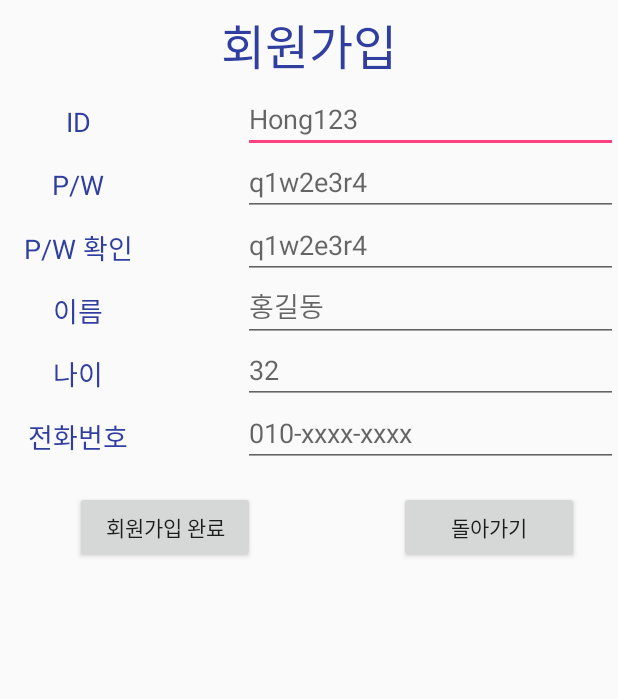
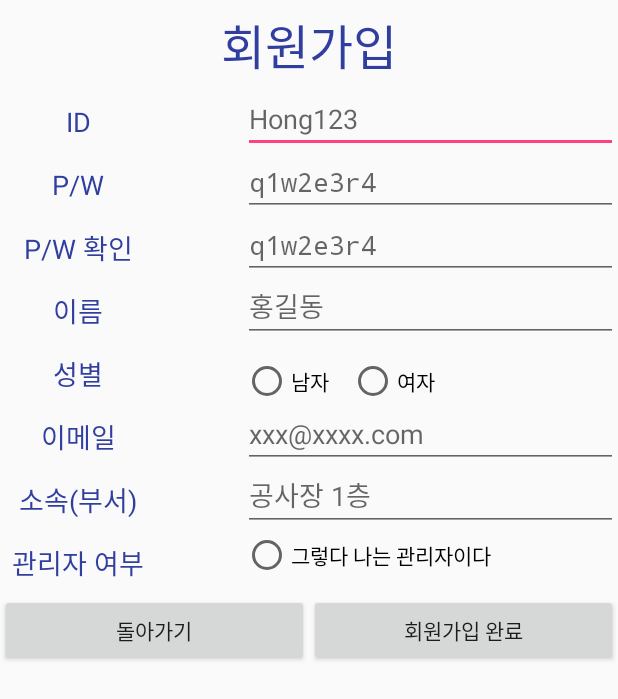
Before and after one commit to Limsangkeun/Smart-Helmet, an Android app: the RegisterActivity screen opened directly, with no data from a screen before it, on a phone screen of 412 x 824 dp. Shown: the top 699 px of the screen. Run offline under Robolectric (Android 15) with nearby library versions, the phone set to English and light mode, and no system bars.

Commit message:
login and jonining member complete

```diff
--- a/app/src/main/java/com/example/sangkeunlim/smartsafetyhelmetv2/Login/ConnectToServer.java
+++ b/app/src/main/java/com/example/sangkeunlim/smartsafetyhelmetv2/Login/ConnectToServer.java
@@ -22,13 +22,14 @@ class CustomTask extends AsyncTask<String, Void, String> {
         try {
             String str;
             URL url = null;
-            if(strings[0].equals("Login")) {
-                url = new URL("http://192.168.80.108:8080/SignUp/Login.jsp");
-                sendMsg = "id=" + strings[1] + "&pwd=" + strings[2];
+            if(strings[0].equals("LoginApp")) {
+                url = new URL("http://192.168.181.153:8080/SmartHelmet/LoginApp.jsp");
+                sendMsg = "userID=" + strings[1] + "&userPassword=" + strings[2];
             }else if(strings[0].equals("Regist"))
             {
-                url = new URL("http://192.168.80.108:8080/SignUp/Regist.jsp");
-                sendMsg= "id="+strings[1]+"&pwd="+strings[2]+"&name="+strings[3]+"&age="+strings[4]+"&phone="+strings[5];
+                url = new URL("http://192.168.181.153:8080/SmartHelmet/Regist.jsp");
+                sendMsg= "userID="+strings[1]+"&userPassword="+strings[2]+"&userName="+strings[3]+"&userGender="
+                        +strings[4]+"&userEmail="+strings[5]+"&userBelong="+strings[6]+"&userAuthority="+strings[7];
             }
             //URL 객체 생성
             HttpURLConnection conn = (HttpURLConnection) url.openConnection(); //http 통신 객체 생성
--- a/app/src/main/java/com/example/sangkeunlim/smartsafetyhelmetv2/Login/MainActivity.java
+++ b/app/src/main/java/com/example/sangkeunlim/smartsafetyhelmetv2/Login/MainActivity.java
@@ -7,6 +7,7 @@ import android.graphics.Rect;
 import android.os.Bundle;
 import android.os.Handler;
 import android.view.View;
+import android.view.WindowManager;
 import android.widget.Button;
 import android.widget.EditText;
 import android.widget.Toast;
@@ -29,7 +30,7 @@ public class MainActivity extends Activity {
     @Override
     protected void onCreate(Bundle savedInstanceState) {
         super.onCreate(savedInstanceState);
-
+        getWindow().setFlags(WindowManager.LayoutParams.FLAG_FULLSCREEN, WindowManager.LayoutParams.FLAG_FULLSCREEN);
         setContentView(R.layout.activity_main);
         initializedButton();
     }
@@ -62,10 +63,10 @@ public class MainActivity extends Activity {
                         Toast.makeText(MainActivity.this, "PW를 입력해주세요", Toast.LENGTH_LONG).show();
                     } else {
                         String result;
-                        String Login = "Login";
+                        String Login = "LoginApp";
                         CustomTask task = new CustomTask();
-                        //   result = task.execute(Login, S_ID, S_PW).get();
-                        result = "Login Success";
+                        result = task.execute(Login, S_ID, S_PW).get();
+
                         if (result.equals("Login Success")) {
                             Intent AfterLoginIntent = new Intent(MainActivity.this, AfterLogin.class);
                             MainActivity.this.startActivity(AfterLoginIntent);
--- a/app/src/main/java/com/example/sangkeunlim/smartsafetyhelmetv2/Login/RegisterActivity.java
+++ b/app/src/main/java/com/example/sangkeunlim/smartsafetyhelmetv2/Login/RegisterActivity.java
@@ -6,25 +6,38 @@ import android.os.Bundle;
 import android.view.View;
 import android.widget.Button;
 import android.widget.EditText;
+import android.widget.RadioButton;
+import android.widget.RadioGroup;
 import android.widget.Toast;
 
 import com.example.sangkeunlim.smartsafetyhelmetv2.R;
 
 public class RegisterActivity extends Activity {
-    EditText ID, PW, RPW,NAME, AGE, PHONE;
+    private EditText ID, PW, RPW,NAME,  EMAIL, BELONGS;
+    private RadioGroup rg;
+    private RadioButton authorityBtn;
+    private String GENDER, AUTHORITY;
+
 
     @Override
     protected void onCreate(Bundle savedInstanceState) {
         super.onCreate(savedInstanceState);
         setContentView(R.layout.activity_register);
+        initGenderAndAuthority();
+        initReister();
+    }
+
+    private void initReister() {
+
         ID = (EditText) findViewById(R.id.E_ID2);
         PW = (EditText) findViewById(R.id.E_PW2);
         RPW = (EditText)findViewById(R.id.E_RPW);
         NAME = (EditText) findViewById(R.id.NAME);
-        AGE = (EditText) findViewById(R.id.AGE);
-        PHONE = (EditText) findViewById(R.id.E_PHONE);
+        EMAIL = (EditText) findViewById(R.id.E_MAIL);
+        BELONGS = (EditText) findViewById(R.id.BELONGS);
         Button Back = (Button) findViewById(R.id.B_BACK);
-        Button Regist = (Button)findViewById(R.id.B_DONE);
+        Button regist = (Button)findViewById(R.id.B_DONE);
+        authorityBtn = (RadioButton)findViewById(R.id.manager);
 
         Back.setOnClickListener(new View.OnClickListener() {
             @Override
@@ -34,7 +47,7 @@ public class RegisterActivity extends Activity {
             }
         });
 
-       Regist.setOnClickListener(new View.OnClickListener() {
+        regist.setOnClickListener(new View.OnClickListener() {
             @Override
             public void onClick(View v) {
                 try {
@@ -42,21 +55,28 @@ public class RegisterActivity extends Activity {
                      final String S_PW = PW.getText().toString();
                      final String S_RPW = RPW.getText().toString();
                      final String S_NAME = NAME.getText().toString();
-                    final String S_AGE = AGE.getText().toString();
-                    final String S_PHONE = PHONE.getText().toString();
+                     final String S_EMAIL = EMAIL.getText().toString();
+                     final String S_BELONGS = BELONGS.getText().toString();
+
                     String S_Regist = "Regist";
+
                     if(!(S_PW.equals(S_RPW))) //패스워드와 패스워드 재입력이 동일한지 검사
                     {
                         Toast.makeText(RegisterActivity.this,"비밀번호가 다르게 입력되었습니다.",Toast.LENGTH_LONG).show();
                     }
-                   else if(ID.getText().toString().replace(" ","").equals("") || PW.getText().toString().replace(" ","").equals("") || NAME.getText().toString().replace(" ","").equals("") || AGE.getText().toString().replace(" ","").equals("") || PHONE.getText().toString().replace(" ","").equals("")) //입력칸에 공란이 있을경우
+                    else if(ID.getText().toString().replace(" ","").equals("") ||
+                            PW.getText().toString().replace(" ","").equals("") ||
+                            NAME.getText().toString().replace(" ","").equals("") ||
+                            BELONGS.getText().toString().replace(" ","").equals("") ||
+                            EMAIL.getText().toString().replace(" ","").equals("") ||
+                            GENDER.replace(" ","").equals("") ||
+                            AUTHORITY.replace(" ","").equals("")) //입력칸에 공란이 있을경우
                     {
                         Toast.makeText(RegisterActivity.this, "공란이 있습니다..", Toast.LENGTH_SHORT).show();
                     }else{ //공란없이 다 채운경우
                         String result;
                         CustomTask task = new CustomTask(); //클래스 생성
-                        result = task.execute(S_Regist, S_ID, S_PW, S_NAME, S_AGE, S_PHONE).get(); //클래스 수행 결과메세지를 result에 담는다.
-                        //Toast.makeText(RegisterActivity.this,result,Toast.LENGTH_LONG).show();
+                        result = task.execute(S_Regist, S_ID, S_PW, S_NAME, GENDER, S_EMAIL, S_BELONGS, AUTHORITY).get(); //클래스 수행 결과메세지를 result에 담는다.
                         if(result.equals("Regist Success")) //등록 성공 메세지가 날라온 경우
                         {
                             Toast.makeText(RegisterActivity.this,"성공적으로 가입되었습니다.",Toast.LENGTH_LONG).show();
@@ -65,20 +85,45 @@ public class RegisterActivity extends Activity {
                         }else if(result.equals("Overlapping id")) //아이디가 중복된경우
                         {
                             Toast.makeText(RegisterActivity.this,"아이디가 중복됩니다..",Toast.LENGTH_LONG).show();
-                        }else if(result.equals("Overlapping phone number")) //핸드폰 번호가 중복된 경우
-                        {
-                            Toast.makeText(RegisterActivity.this,"연락처가 중복됩니다.",Toast.LENGTH_LONG).show();
                         }
                     }
 
                 }catch (Exception e) { //주로 연결 에러
                 }
-
             }
         });
+    }
 
+    private void initGenderAndAuthority() {
 
+        rg  = (RadioGroup)findViewById(R.id.radioGroup);
+
+        rg.setOnCheckedChangeListener(new RadioGroup.OnCheckedChangeListener() {
+            @Override
+            public void onCheckedChanged(RadioGroup group, int checkedId) {
+                switch (checkedId) {
+                    case R.id.manBtn:
+                        GENDER = "남자";
+                        break;
+                    case R.id.womanBtn:
+                        GENDER = "여자";
+                        break;
+                }
+                Toast.makeText(RegisterActivity.this, GENDER, Toast.LENGTH_SHORT).show();
             }
 
 
+        });
     }
+
+    public void onRadioClicked(View view) {
+
+
+        if(authorityBtn.isChecked()) {
+            AUTHORITY = "관리자";
+        }else {
+            AUTHORITY = "근로자";
+        }
+        Toast.makeText(RegisterActivity.this, AUTHORITY, Toast.LENGTH_SHORT).show();
+    }
+}
--- a/app/src/main/res/layout/activity_register.xml
+++ b/app/src/main/res/layout/activity_register.xml
@@ -1,13 +1,25 @@
 <?xml version="1.0" encoding="utf-8"?>
-<RelativeLayout xmlns:android="http://schemas.android.com/apk/res/android"
-    xmlns:app="http://schemas.android.com/apk/res-auto"
+
+<ScrollView
+    xmlns:android="http://schemas.android.com/apk/res/android"
     xmlns:tools="http://schemas.android.com/tools"
     android:layout_width="match_parent"
+    android:layout_height="match_parent">
+
+        <LinearLayout
+            android:layout_width="match_parent"
             android:layout_height="match_parent"
+            android:orientation="vertical">
+
+            <RelativeLayout
+                android:id="@+id/relativeL"
+                android:layout_width="match_parent"
+                android:layout_height="wrap_content"
                 tools:context="com.example.sangkeunlim.smartsafetyhelmetv2.Login.RegisterActivity">
 
+
                 <TextView
-        android:id="@+id/textView2"
+                    android:id="@+id/text1"
                     android:layout_width="match_parent"
                     android:layout_height="60dp"
                     android:layout_alignParentStart="true"
@@ -18,13 +30,90 @@
                     android:textSize="32dp" />
 
                 <TextView
-        android:id="@+id/textView8"
+                    android:id="@+id/text2"
                     android:layout_width="104dp"
                     android:layout_height="42dp"
                     android:layout_alignParentStart="true"
-        android:layout_below="@+id/textView2"
+                    android:layout_below="@+id/text1"
                     android:gravity="center"
                     android:text="ID"
+                    android:textColor="@color/colorPrimaryDark"
+                    android:textSize="18sp" />
+
+                <TextView
+                    android:id="@+id/text3"
+                    android:layout_width="104dp"
+                    android:layout_height="42dp"
+                    android:layout_alignParentStart="true"
+                    android:layout_below="@+id/text2"
+                    android:gravity="center"
+                    android:text="P/W"
+                    android:textColor="@color/colorPrimaryDark"
+                    android:textSize="18sp" />
+
+                <TextView
+                    android:id="@+id/text4"
+                    android:layout_width="104dp"
+                    android:layout_height="42dp"
+                    android:layout_alignParentStart="true"
+                    android:layout_below="@+id/text3"
+                    android:gravity="center"
+                    android:text="P/W 확인"
+                    android:textColor="@color/colorPrimaryDark"
+                    android:textSize="18sp" />
+
+                <TextView
+                    android:id="@+id/text5"
+                    android:layout_width="104dp"
+                    android:layout_height="42dp"
+                    android:layout_alignParentStart="true"
+                    android:layout_below="@+id/text4"
+                    android:gravity="center"
+                    android:text="이름"
+                    android:textColor="@color/colorPrimaryDark"
+                    android:textSize="18sp" />
+
+                <TextView
+                    android:id="@+id/text6"
+                    android:layout_width="104dp"
+                    android:layout_height="42dp"
+                    android:layout_alignParentStart="true"
+                    android:layout_below="@+id/text5"
+                    android:gravity="center"
+                    android:text="성별"
+                    android:textColor="@color/colorPrimaryDark"
+                    android:textSize="18sp" />
+
+                <TextView
+                android:id="@+id/text7"
+                android:layout_width="104dp"
+                android:layout_height="42dp"
+                android:layout_alignParentStart="true"
+                android:layout_below="@+id/text6"
+                android:gravity="center"
+                android:text="이메일"
+                android:textColor="@color/colorPrimaryDark"
+                android:textSize="18sp" />
+
+                <TextView
+                    android:id="@+id/text8"
+                    android:layout_width="104dp"
+                    android:layout_height="42dp"
+                    android:layout_alignParentStart="true"
+                    android:layout_below="@+id/text7"
+                    android:gravity="center"
+                    android:text="소속(부서)"
+                    android:textColor="@color/colorPrimaryDark"
+                    android:textSize="18sp" />
+
+                <TextView
+                    android:id="@+id/text9"
+                    android:layout_width="104dp"
+                    android:layout_height="42dp"
+                    android:layout_alignParentStart="true"
+                    android:layout_below="@+id/text8"
+                    android:gravity="center"
+                    android:text="관리자 여부"
                     android:textColor="@color/colorPrimaryDark"
                     android:textSize="18sp" />
 
@@ -33,20 +122,9 @@
                     android:layout_width="250dp"
                     android:layout_height="42dp"
                     android:layout_alignParentEnd="true"
-        android:layout_below="@+id/textView2"
+                    android:layout_below="@+id/text1"
                     android:maxLength="12"
                     android:hint="Hong123" />
-
-    <TextView
-        android:id="@+id/textView11"
-        android:layout_width="104dp"
-        android:layout_height="42dp"
-        android:layout_alignParentStart="true"
-        android:layout_below="@+id/textView8"
-        android:gravity="center"
-        android:text="P/W"
-        android:textColor="@color/colorPrimaryDark"
-        android:textSize="18sp" />
 
                 <EditText
                     android:id="@+id/E_PW2"
@@ -54,107 +132,106 @@
                     android:layout_height="42dp"
                     android:layout_alignStart="@+id/E_ID2"
                     android:hint="q1w2e3r4"
+                    android:inputType="textPassword"
                     android:maxLength="12"
                     android:layout_below="@+id/E_ID2" />
-
-    <TextView
-        android:id="@+id/RPW"
-        android:layout_width="104dp"
-        android:layout_height="42dp"
-        android:layout_alignParentStart="true"
-        android:layout_below="@+id/textView11"
-        android:gravity="center"
-        android:text="P/W 확인"
-        android:textColor="@color/colorPrimaryDark"
-        android:textSize="18sp" />
 
                 <EditText
                     android:id="@+id/E_RPW"
                     android:layout_width="250dp"
                     android:layout_height="42dp"
                     android:layout_alignParentEnd="true"
+                    android:inputType="textPassword"
                     android:layout_below="@+id/E_PW2"
                     android:maxLength="12"
                     android:hint="q1w2e3r4" />
-
-    <TextView
-        android:id="@+id/textView9"
-        android:layout_width="104dp"
-        android:layout_height="42dp"
-        android:layout_alignParentStart="true"
-        android:layout_below="@+id/RPW"
-        android:gravity="center"
-        android:text="이름"
-        android:textColor="@color/colorPrimaryDark"
-        android:textSize="18sp" />
 
                 <EditText
                     android:id="@+id/NAME"
                     android:layout_width="250dp"
                     android:layout_height="42dp"
                     android:layout_alignParentEnd="true"
-        android:layout_below="@+id/RPW"
+                    android:layout_below="@+id/E_RPW"
                     android:hint="홍길동" />
 
-    <TextView
-        android:id="@+id/textView10"
-        android:layout_width="104dp"
-        android:layout_height="42dp"
-        android:layout_alignParentStart="true"
-        android:layout_below="@+id/textView9"
-        android:gravity="center"
-        android:text="나이"
-        android:textColor="@color/colorPrimaryDark"
-        android:textSize="18sp" />
+
+                <RadioGroup
+                    android:id="@+id/radioGroup"
+                    android:layout_width="wrap_content"
+                    android:layout_height="wrap_content"
+                    android:layout_alignBottom="@+id/text6"
+                    android:layout_alignStart="@+id/NAME"
+                    android:orientation="horizontal" >
+
+                    <RadioButton
+                        android:id="@+id/manBtn"
+                        android:layout_width="wrap_content"
+                        android:layout_height="wrap_content"
+                        android:layout_centerHorizontal="true"
+                        android:text="남자" />
+
+                    <RadioButton
+                        android:id="@+id/womanBtn"
+                        android:layout_width="wrap_content"
+                        android:layout_height="wrap_content"
+                        android:layout_marginStart="13dp"
+                        android:layout_marginRight="50dp"
+                        android:text="여자" />
+                </RadioGroup>
 
                 <EditText
-        android:id="@+id/AGE"
+                    android:id="@+id/E_MAIL"
                     android:layout_width="250dp"
                     android:layout_height="42dp"
-        android:layout_above="@+id/E_PHONE"
+                    android:layout_alignBaseline="@+id/radioGroup"
+                    android:layout_below="@+id/radioGroup"
                     android:layout_alignParentEnd="true"
-        android:hint="32"
-        android:maxLength="3" />
-
-    <TextView
-        android:id="@+id/textView12"
-        android:layout_width="104dp"
-        android:layout_height="42dp"
-        android:layout_alignParentStart="true"
-        android:layout_below="@+id/textView10"
-        android:gravity="center"
-        android:text="전화번호"
-        android:textColor="@color/colorPrimaryDark"
-        android:textSize="18sp" />
+                    android:inputType="textEmailAddress"
+                    android:maxLength="13"
+                    android:hint="xxx@xxxx.com" />
 
                 <EditText
-        android:id="@+id/E_PHONE"
+                    android:id="@+id/BELONGS"
                     android:layout_width="250dp"
                     android:layout_height="42dp"
-        android:layout_alignBaseline="@+id/textView12"
-        android:layout_alignBottom="@+id/textView12"
                     android:layout_alignParentEnd="true"
-        android:inputType="phone"
-        android:maxLength="13"
-        android:hint="010-xxxx-xxxx" />
+                    android:layout_below="@+id/E_MAIL"
+                    android:hint="공사장 1층" />
+
+
+                <RadioButton
+                    android:id="@+id/manager"
+                    android:layout_width="wrap_content"
+                    android:layout_height="wrap_content"
+                    android:layout_alignStart="@+id/BELONGS"
+                    android:layout_below="@+id/BELONGS"
+                    android:text="그렇다 나는 관리자이다"
+                    android:onClick="onRadioClicked"/>
+
+            </RelativeLayout>
+
+            <LinearLayout
+                android:layout_width="match_parent"
+                android:layout_height="wrap_content"
+                android:orientation="horizontal"
+                android:layout_marginBottom="20dp">
+
+                <Button
+                    android:id="@+id/B_BACK"
+                    android:layout_width="120dp"
+                    android:layout_height="wrap_content"
+                    android:text="돌아가기"
+                    android:layout_weight="1"/>
 
                 <Button
                     android:id="@+id/B_DONE"
                     android:layout_width="120dp"
                     android:layout_height="wrap_content"
-        android:layout_alignParentStart="true"
-        android:layout_below="@+id/textView12"
-        android:layout_marginStart="50dp"
-        android:layout_marginTop="15dp"
-        android:text="회원가입 완료" />
+                    android:text="회원가입 완료"
+                    android:layout_weight="1"/>
+            </LinearLayout>
 
-    <Button
-        android:id="@+id/B_BACK"
-        android:layout_width="120dp"
-        android:layout_height="wrap_content"
-        android:layout_alignBaseline="@+id/B_DONE"
-        android:layout_alignBottom="@+id/B_DONE"
-        android:layout_alignEnd="@+id/E_PHONE"
-        android:layout_marginEnd="26dp"
-        android:text="돌아가기" />
-</RelativeLayout>
+
+            </LinearLayout>
+
+</ScrollView>
```
Also changed, not shown: 39 other files. Lines whose indentation alone changed are shown as unchanged.
